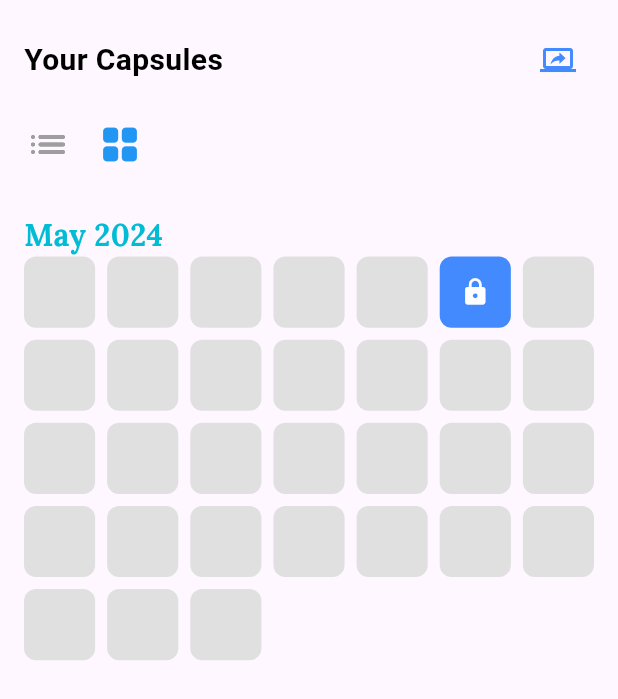
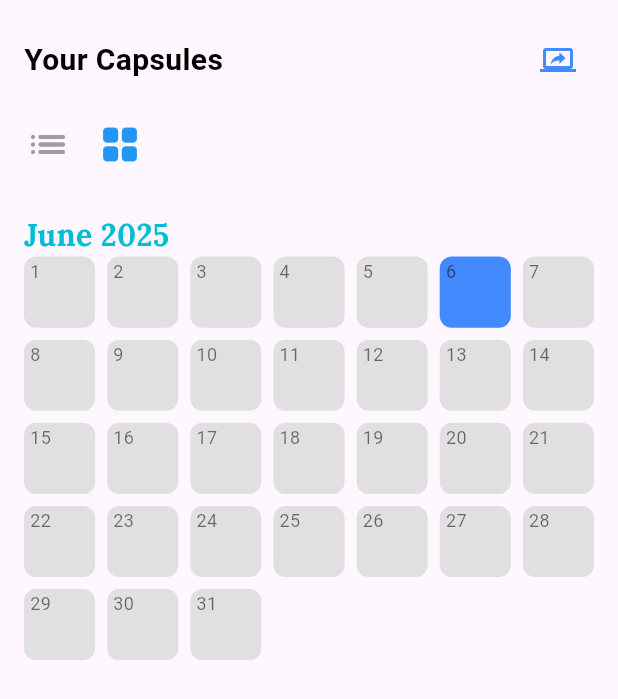
Before and after one commit to YanHong0129/Memorime, a Flutter app: the TimeCapsuleTab screen opened directly, after a tap on the "grid view" icon, on a phone screen of 412 x 824 dp. Shown: the top 699 px of the screen. Run offline on Flutter 3.47's test engine with Material 3 defaults, Android fonts, the phone set to English and light mode, and no system bars; our stand-ins replace cloud_firestore, file_picker, firebase_auth, firebase_core, firebase_storage, google_fonts and 3 more; missing offline and left inert: flutter_quill; accounts and stored records are empty.

Commit message:
Implement capsule streaming and enhance capsule list/grid views with dynamic data

```diff
--- a/lib/repository/capsule_repository.dart
+++ b/lib/repository/capsule_repository.dart
@@ -13,4 +13,9 @@
   Future<List<TimeCapsule>> fetchAllCapsules() {
     return _firestoreService.getCapsules();
   }
+
+  Stream<List<TimeCapsule>> streamCapsules() {
+  return _firestoreService.getCapsulesStream();
 }
+
+}
--- a/lib/screens/memory/components/capsule_grid_view.dart
+++ b/lib/screens/memory/components/capsule_grid_view.dart
@@ -1,11 +1,22 @@
 import 'package:flutter/material.dart';
 import 'package:google_fonts/google_fonts.dart';
+import 'package:memorime_v1/models/time_capsule.dart';
 
 class CapsuleGridView extends StatelessWidget {
-  const CapsuleGridView({super.key});
+  final List<TimeCapsule> capsules;
+  final DateTime month;
+  const CapsuleGridView({
+    super.key,
+    required this.capsules,
+    required this.month,
+    });
 
   @override
   Widget build(BuildContext context) {
+    final int daysInMonth = DateUtils.getDaysInMonth(month.year, month.month);
+    final String monthTitle =
+        "${_monthName(month.month)} ${month.year}";
+
     return Padding(
       padding: const EdgeInsets.all(16.0),
       child: Column(
@@ -15,7 +26,7 @@
           Padding(
             padding: const EdgeInsets.only(bottom: 0),
             child: Text(
-              "May 2024",
+              monthTitle,
               style: GoogleFonts.lora(
                 fontSize: 20,
                 fontWeight: FontWeight.bold,
@@ -34,14 +45,37 @@
                 mainAxisSpacing: 8,
               ),
               itemBuilder: (context, index) {
-                return Container(
-                  decoration: BoxDecoration(
-                    color: index == 5 ? Colors.blueAccent : Colors.grey.shade300,
-                    borderRadius: BorderRadius.circular(8),
+                final day = index + 1;
+                final hasCapsule = capsules.any((capsule) =>
+                    capsule.unlockDate.day == day &&
+                    capsule.unlockDate.month == month.month &&
+                    capsule.unlockDate.year == month.year);
+
+                return GestureDetector(
+                  onTap: hasCapsule
+                      ? () {
+                          // Handle capsule tap
+                          // Navigate to capsule details or unlock logic
+                        }
+                      : null,
+                  child: Container(
+                    decoration: BoxDecoration(
+                      color: index == 5 ? Colors.blueAccent : Colors.grey.shade300,
+                      borderRadius: BorderRadius.circular(8),
+                    ),
+                    child: hasCapsule
+                        ? const Icon(Icons.lock, color: Colors.white, size: 20)
+                        : Padding(
+                          padding: const EdgeInsets.only(left: 4.0, top: 1.0),
+                          child: Text(
+                            "$day",
+                            style: TextStyle(
+                              color: Colors.black54,
+                              fontSize: 12,
+                            ),
+                          ),
+                        ),
                   ),
-                  child: index == 5
-                      ? const Icon(Icons.lock, color: Colors.white, size: 20)
-                      : const SizedBox(),
                 );
               },
             ),
@@ -51,3 +85,11 @@
     );
   }
 }
+
+String _monthName(int month) {
+  const months = [
+    '', 'January', 'February', 'March', 'April', 'May', 'June',
+    'July', 'August', 'September', 'October', 'November', 'December'
+  ];
+  return months[month];
+}
--- a/lib/screens/memory/components/capsule_list_view.dart
+++ b/lib/screens/memory/components/capsule_list_view.dart
@@ -1,46 +1,66 @@
 import 'package:flutter/material.dart';
+import 'package:cloud_firestore/cloud_firestore.dart';
+import 'package:firebase_auth/firebase_auth.dart';
+import '../../../models/time_capsule.dart';
+import '../../../repository/capsule_repository.dart';
+import '../../../services/capsule_firestore_service.dart';
 
 class CapsuleListView extends StatelessWidget {
   const CapsuleListView({super.key});
 
+
   @override
   Widget build(BuildContext context) {
+    final userId = FirebaseAuth.instance.currentUser!.uid;
+    final CapsuleRepository _repository = CapsuleRepository(CapsuleFirestoreService(userId));
 
-    final List<Map<String, String>> capsules = [
-      {
-        'title': 'First Dinner with Luke',
-        'unlockDate': '9 MAY 2024',
-        'daysLeft': '28',
-        'createdDate': '9 FEB 2024',
-      },
-      {
-        'title': 'Graduation Day',
-        'unlockDate': '15 JUL 2024',
-        'daysLeft': '95',
-        'createdDate': '20 FEB 2024',
-      },
-      {
-        'title': 'Trip to Japan',
-        'unlockDate': '1 SEP 2024',
-        'daysLeft': '143',
-        'createdDate': '1 MAR 2024',
-      },
-    ];
 
-    return ListView.builder(
-      itemCount: capsules.length,
-      itemBuilder: (context, index) {
-        final capsule = capsules[index];
-        return CapsuleCard(
-          title: capsule['title']!,
-          unlockDate: capsule['unlockDate']!,
-          daysLeft: capsule['daysLeft']!,
-          createdDate: capsule['createdDate']!,
+    return StreamBuilder<List<TimeCapsule>>(
+      stream: _repository.streamCapsules(),
+      builder: (context, snapshot) {
+        if (snapshot.connectionState == ConnectionState.waiting) {
+          return const Center(child: CircularProgressIndicator());
+        }
+
+        if (!snapshot.hasData || snapshot.data!.isEmpty) {
+          return const Center(child: Text("No capsules found."));
+        }
+
+        final capsules = snapshot.data!;
+
+        return ListView.builder(
+          itemCount: capsules.length,
+          itemBuilder: (context, index) {
+            final capsule = capsules[index];
+
+            // Calculate days left
+            final daysLeft = capsule.unlockDate.difference(DateTime.now()).inDays;
+
+            return CapsuleCard(
+              title: capsule.title,
+              unlockDate: _formatDate(capsule.unlockDate),
+              daysLeft: daysLeft.toString(),
+              createdDate: _formatDate(capsule.createdAt),
+            );
+          },
         );
       },
     );
   }
+
+  String _formatDate(DateTime date) {
+    return "${date.day} ${_monthName(date.month)} ${date.year}";
+  }
+
+  String _monthName(int month) {
+    const months = [
+      '', 'JAN', 'FEB', 'MAR', 'APR', 'MAY', 'JUN',
+      'JUL', 'AUG', 'SEP', 'OCT', 'NOV', 'DEC'
+    ];
+    return months[month];
+  }
 }
+
 
 class CapsuleCard extends StatelessWidget {
   final String title;
--- a/lib/screens/memory/time_capsule_tab.dart
+++ b/lib/screens/memory/time_capsule_tab.dart
@@ -1,4 +1,5 @@
 import 'package:flutter/material.dart';
+import 'package:memorime_v1/models/time_capsule.dart';
 import 'components/capsule_list_view.dart';
 import 'components/capsule_grid_view.dart';
 
@@ -11,6 +12,7 @@
 
 class _TimeCapsuleTabState extends State<TimeCapsuleTab> {
   bool isListView = true; // Default to list view
+  final List<TimeCapsule> myCapsuleList = []; // Add your capsule data here
 
   @override
   Widget build(BuildContext context) {
@@ -80,7 +82,10 @@
           Expanded(
             child: isListView
                 ? CapsuleListView()
-                : CapsuleGridView(),
+                : CapsuleGridView(
+                  capsules: myCapsuleList,
+                  month: DateTime(2025,6),
+                ),
           ),
         ],
       ),
--- a/lib/services/capsule_firestore_service.dart
+++ b/lib/services/capsule_firestore_service.dart
@@ -10,9 +10,12 @@
 
   // Save capsule under the current user
   Future<void> addCapsule(TimeCapsule capsule) async {
-    final userCapsulesRef = _db.collection('users').doc(_userId).collection('capsules');
-    await userCapsulesRef.add(capsule.toJson());
-  }
+  await _db.collection('capsules').add({
+    ...capsule.toJson(),
+    'ownerId': _userId,
+    'createdAt': Timestamp.fromDate(DateTime.now()), // ✅ avoid FieldValue.serverTimestamp()
+  });
+}
 
   // Get all capsules for current user ordered by createdAt
   Future<List<TimeCapsule>> getCapsules() async {
@@ -20,4 +23,16 @@
     final query = await userCapsulesRef.orderBy('createdAt', descending: true).get();
     return query.docs.map((doc) => TimeCapsule.fromJson(doc.data(), doc.id)).toList();
   }
+
+  Stream<List<TimeCapsule>> getCapsulesStream() {
+  final userCapsulesRef = _db
+      .collection('capsules')
+      .where('ownerId', isEqualTo: _userId)
+      .orderBy('createdAt', descending: true);
+  return userCapsulesRef.snapshots().map((snapshot) =>
+    snapshot.docs.map((doc) {
+            return TimeCapsule.fromJson(doc.data(), doc.id);
+          }).toList());
 }
+
+}
```
